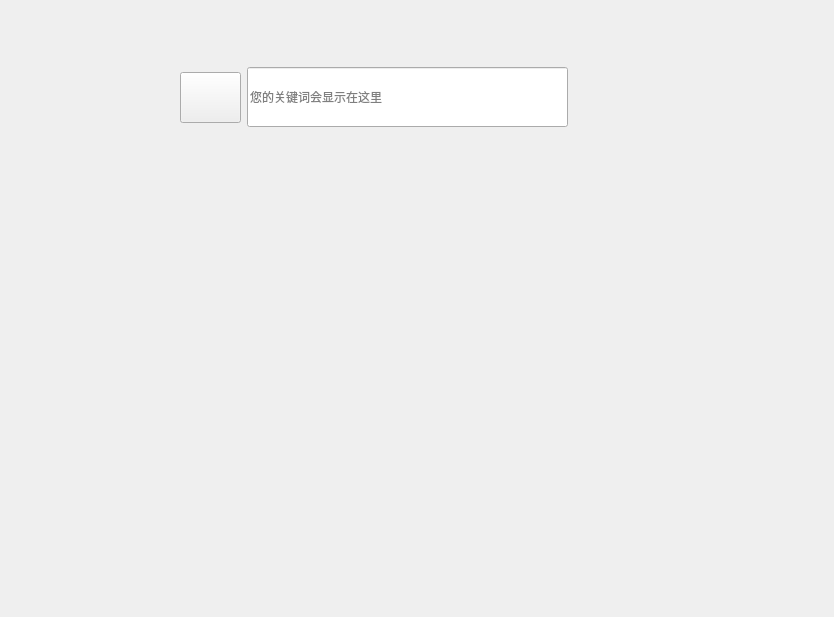
SISUBEN/FairySearch, file app/main.ui: the form before one commit.
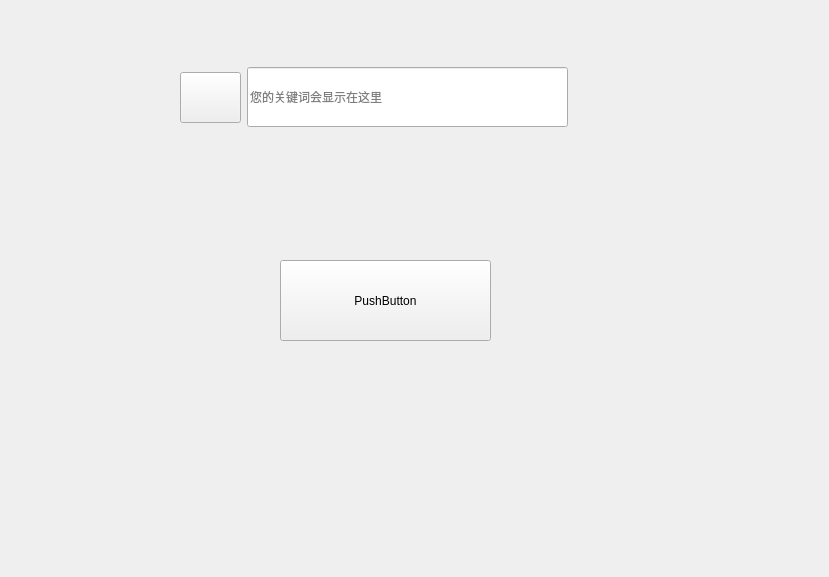
The form after the commit. Icons and pictures are not drawn.

The edit to the form file:
```diff
--- a/app/main.ui
+++ b/app/main.ui
@@ -6,14 +6,14 @@
    <rect>
     <x>0</x>
     <y>0</y>
-    <width>834</width>
-    <height>617</height>
+    <width>829</width>
+    <height>577</height>
    </rect>
   </property>
   <property name="windowTitle">
    <string>FairySearch</string>
   </property>
-  <widget class="QWidget" name="">
+  <widget class="QWidget" name="layoutWidget">
    <property name="geometry">
     <rect>
      <x>180</x>
@@ -67,6 +67,19 @@
     </item>
    </layout>
   </widget>
+  <widget class="QPushButton" name="pushButton">
+   <property name="geometry">
+    <rect>
+     <x>280</x>
+     <y>260</y>
+     <width>211</width>
+     <height>81</height>
+    </rect>
+   </property>
+   <property name="text">
+    <string>PushButton</string>
+   </property>
+  </widget>
  </widget>
  <resources>
   <include location="assets/resources.qrc"/>
```
Left out of the diff: 4 changed lines with no effect on the pictures.
